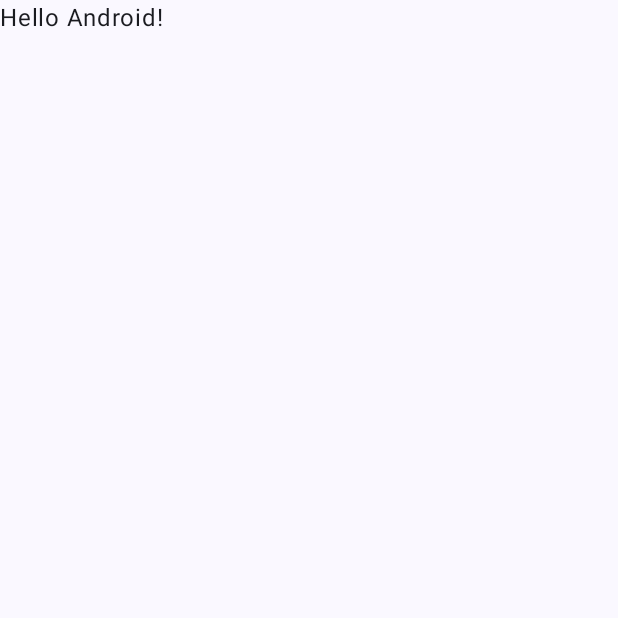
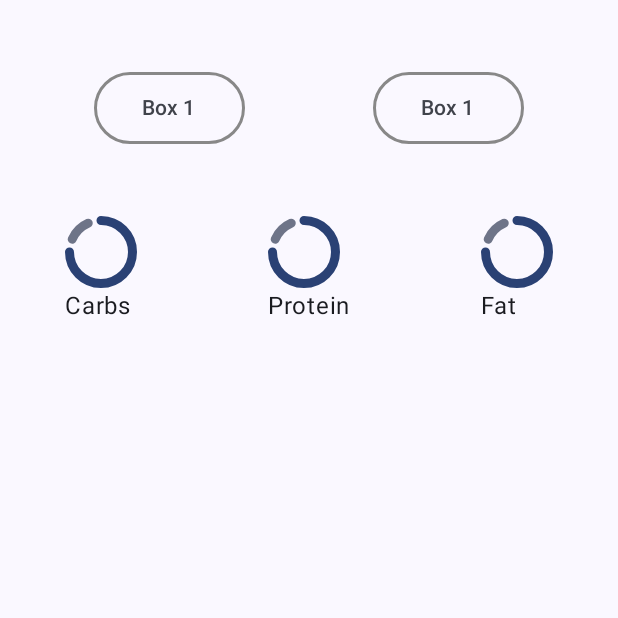
Before and after one commit to Prjnaa/Project-MobileApp, an Android app built with Jetpack Compose: the screen it shows after launch (MainActivity), on a phone screen of 412 x 824 dp, the top half of it. Before the commit the part shown is almost empty. Run offline under Robolectric (Android 15) with nearby library versions, the light colour scheme and no system bars.

Commit message:
Jetpack Compose Try 1

```diff
--- a/app/src/main/java/com/project/projectmap/MainActivity.kt
+++ b/app/src/main/java/com/project/projectmap/MainActivity.kt
@@ -4,13 +4,25 @@ import android.os.Bundle
 import androidx.activity.ComponentActivity
 import androidx.activity.compose.setContent
 import androidx.activity.enableEdgeToEdge
+import androidx.compose.foundation.BorderStroke
+import androidx.compose.foundation.border
+import androidx.compose.foundation.layout.Arrangement
+import androidx.compose.foundation.layout.Column
+import androidx.compose.foundation.layout.Row
 import androidx.compose.foundation.layout.fillMaxSize
+import androidx.compose.foundation.layout.fillMaxWidth
 import androidx.compose.foundation.layout.padding
+import androidx.compose.foundation.layout.size
+import androidx.compose.material3.CircularProgressIndicator
+import androidx.compose.material3.OutlinedButton
 import androidx.compose.material3.Scaffold
 import androidx.compose.material3.Text
 import androidx.compose.runtime.Composable
+import androidx.compose.ui.Alignment
 import androidx.compose.ui.Modifier
+import androidx.compose.ui.graphics.Color
 import androidx.compose.ui.tooling.preview.Preview
+import androidx.compose.ui.unit.dp
 import com.project.projectmap.ui.theme.ProjectmapTheme
 
 class MainActivity : ComponentActivity() {
@@ -20,10 +32,7 @@ class MainActivity : ComponentActivity() {
         setContent {
             ProjectmapTheme {
                 Scaffold(modifier = Modifier.fillMaxSize()) { innerPadding ->
-                    Greeting(
-                        name = "Android",
-                        modifier = Modifier.padding(innerPadding)
-                    )
+                    MainApp(modifier = Modifier.padding(innerPadding))
                 }
             }
         }
@@ -31,17 +40,56 @@ class MainActivity : ComponentActivity() {
 }
 
 @Composable
-fun Greeting(name: String, modifier: Modifier = Modifier) {
-    Text(
-        text = "Hello $name!",
-        modifier = modifier
-    )
+fun MainApp(modifier: Modifier = Modifier) {
+    Column(modifier = Modifier.fillMaxSize()) {
+        Row(
+            horizontalArrangement = Arrangement.SpaceAround,
+            modifier = Modifier
+                .fillMaxWidth()
+                .padding(20.dp, 48.dp)) {
+                OutlinedButton(
+                    onClick = { /*TODO*/ },
+                    border = BorderStroke(1.5.dp, Color.Gray),
+                ) {
+                    Text(text = "Box 1", modifier = Modifier.padding(8.dp, 6.dp))
+                }
+                OutlinedButton(
+                    onClick = { /*TODO*/ },
+                    border = BorderStroke(1.5.dp, Color.Gray),
+                ) {
+                    Text(text = "Box 1", modifier = Modifier.padding(8.dp, 6.dp))
+                }
+            }
+
+        Row(horizontalArrangement = Arrangement.SpaceAround, modifier = Modifier.fillMaxWidth()) {
+            Column(
+                verticalArrangement = Arrangement.Center
+            ) {
+                CircularProgressIndicator(
+                    progress = { 0.75f }, strokeWidth = 6.dp, modifier = Modifier.size(48.dp))
+                Text(text = "Carbs")
+            }
+            Column(
+                verticalArrangement = Arrangement.Center
+            ) {
+                CircularProgressIndicator(
+                    progress = { 0.75f }, strokeWidth = 6.dp, modifier = Modifier.size(48.dp))
+                Text(text = "Protein")
+            }
+            Column(
+                verticalArrangement = Arrangement.Center
+            ) {
+                CircularProgressIndicator(
+                    progress = { 0.75f }, strokeWidth = 6.dp, modifier = Modifier.size(48.dp))
+                Text(text = "Fat")
+            }
+
+        }
+    }
 }
 
 @Preview(showBackground = true)
 @Composable
-fun GreetingPreview() {
-    ProjectmapTheme {
-        Greeting("Android")
-    }
+fun MainAppPreview() {
+    ProjectmapTheme { MainApp() }
 }
```
